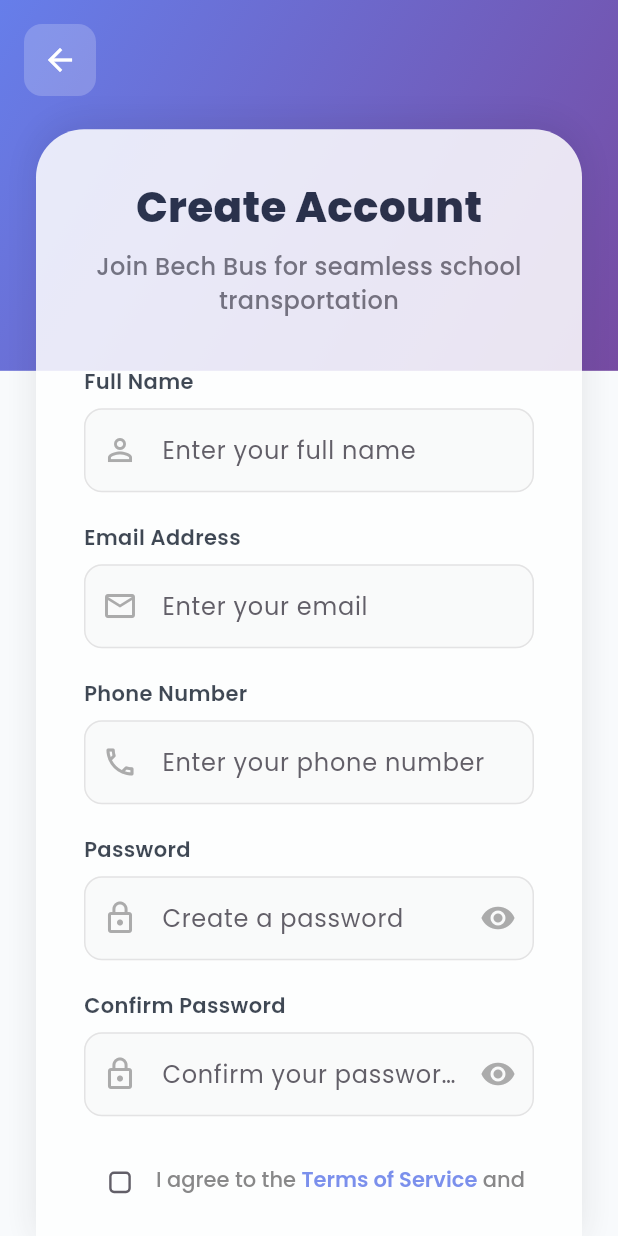
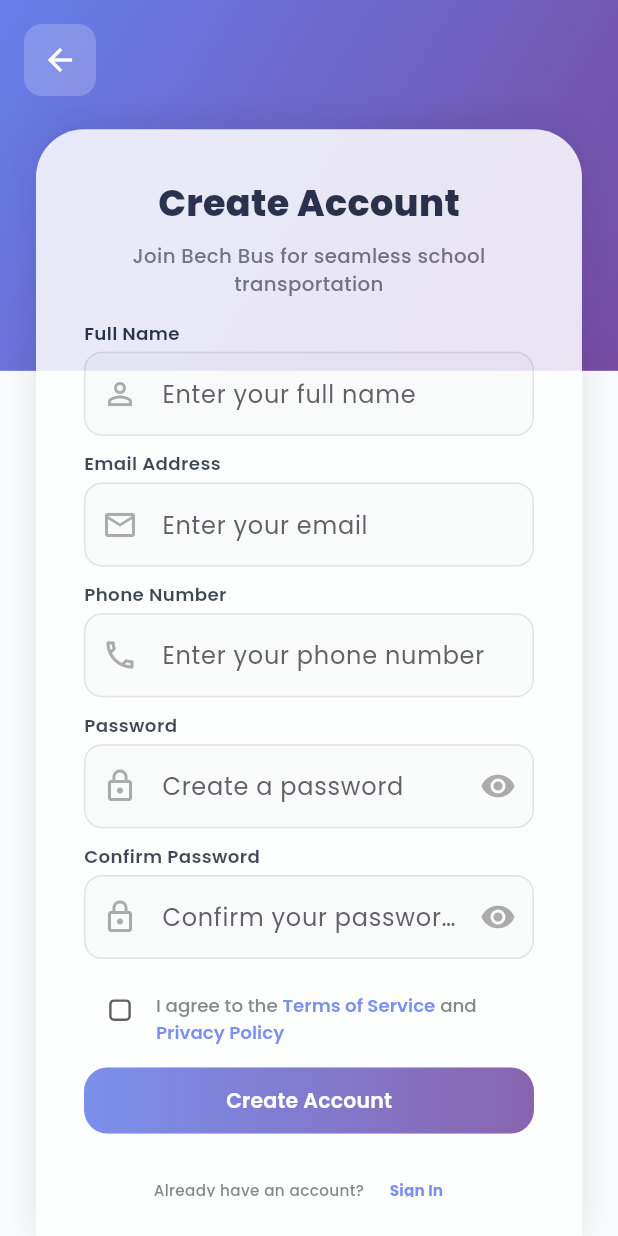
Before and after one commit to EdouardKamole/school_bus_tracking_app, a Flutter app: the screen it shows after launch, after a tap on "Sign Up", on a phone screen of 412 x 824 dp. Run offline on Flutter 3.47's test engine with Material 3 defaults, Android fonts, the phone set to English and light mode, and no system bars; our stand-ins replace cloud_firestore, firebase_auth, firebase_core, firebase_database, flutter_map, flutter_screenutil and 4 more; accounts and stored records are empty.

Commit message:
optimization and improvements made

```diff
--- a/lib/screens/login_screen.dart
+++ b/lib/screens/login_screen.dart
@@ -101,8 +101,8 @@ class _LoginScreenState extends State<LoginScreen>
         Text(
           label,
           style: GoogleFonts.poppins(
-            fontSize: 14.sp,
-            fontWeight: FontWeight.w600,
+            fontSize: 12.sp,
+            fontWeight: FontWeight.w500,
             color: const Color(0xFF1F2937),
           ),
         ),
@@ -186,8 +186,8 @@ class _LoginScreenState extends State<LoginScreen>
             Text(
               label,
               style: GoogleFonts.poppins(
-                fontSize: 14.sp,
-                fontWeight: FontWeight.w600,
+                fontSize: 12.sp,
+                fontWeight: FontWeight.w500,
                 color: Colors.grey[700],
               ),
             ),
@@ -297,12 +297,12 @@ class _LoginScreenState extends State<LoginScreen>
                                   Text(
                                     'Welcome Back!',
                                     style: GoogleFonts.poppins(
-                                      fontSize: 28.sp,
-                                      fontWeight: FontWeight.w800,
+                                      fontSize: 20.sp,
+                                      fontWeight: FontWeight.w600,
                                       color: const Color(0xFF1F2937),
                                     ),
                                   ),
-                                  SizedBox(height: 8.h),
+                                  SizedBox(height: 4.h),
                                   Text(
                                     'Sign in to continue to Bech Bus',
                                     style: GoogleFonts.poppins(
@@ -314,7 +314,7 @@ class _LoginScreenState extends State<LoginScreen>
                                 ],
                               ),
                             ),
-                            SizedBox(height: 24),
+                            SizedBox(height: 30.h),
 
                             // Login form
                             Form(
@@ -366,34 +366,6 @@ class _LoginScreenState extends State<LoginScreen>
                                     mainAxisAlignment:
                                         MainAxisAlignment.spaceBetween,
                                     children: [
-                                      Row(
-                                        children: [
-                                          Transform.scale(
-                                            scale: 0.8,
-                                            child: Checkbox(
-                                              value: _rememberMe,
-                                              onChanged: (value) {
-                                                setState(() {
-                                                  _rememberMe = value!;
-                                                });
-                                              },
-                                              activeColor: Color(0xFF667EEA),
-                                              shape: RoundedRectangleBorder(
-                                                borderRadius:
-                                                    BorderRadius.circular(4),
-                                              ),
-                                            ),
-                                          ),
-                                          Text(
-                                            'Remember me',
-                                            style: TextStyle(
-                                              fontSize: 14,
-                                              color: Colors.grey[600],
-                                              fontWeight: FontWeight.w500,
-                                            ),
-                                          ),
-                                        ],
-                                      ),
                                       TextButton(
                                         onPressed: () {
                                           Navigator.push(
@@ -407,8 +379,8 @@ class _LoginScreenState extends State<LoginScreen>
                                         },
                                         child: Text(
                                           'Forgot Password?',
-                                          style: TextStyle(
-                                            fontSize: 14,
+                                          style: GoogleFonts.poppins(
+                                            fontSize: 12.sp,
                                             color: Color(0xFF667EEA),
                                             fontWeight: FontWeight.w600,
                                           ),
@@ -476,7 +448,7 @@ class _LoginScreenState extends State<LoginScreen>
                                       Text(
                                         "Don't have an account? ",
                                         style: GoogleFonts.poppins(
-                                          fontSize: 14.sp,
+                                          fontSize: 11.sp,
                                         ),
                                       ),
                                       GestureDetector(
@@ -495,7 +467,7 @@ class _LoginScreenState extends State<LoginScreen>
                                           style: GoogleFonts.poppins(
                                             color: const Color(0xFF667EEA),
                                             fontWeight: FontWeight.bold,
-                                            fontSize: 14.sp,
+                                            fontSize: 11.sp,
                                             decoration:
                                                 TextDecoration.underline,
                                           ),
@@ -505,35 +477,35 @@ class _LoginScreenState extends State<LoginScreen>
                                   ),
 
                                   // Or divider
-                                  Row(
-                                    children: [
-                                      Expanded(
-                                        child: Container(
-                                          height: 1,
-                                          color: Colors.grey[300],
-                                        ),
-                                      ),
-                                      Padding(
-                                        padding: EdgeInsets.symmetric(
-                                          horizontal: 16.w,
-                                        ),
-                                        child: Text(
-                                          'Or continue with',
-                                          style: GoogleFonts.poppins(
-                                            fontSize: 14.sp,
-                                            color: Colors.grey[600],
-                                            fontWeight: FontWeight.w500,
-                                          ),
-                                        ),
-                                      ),
-                                      Expanded(
-                                        child: Container(
-                                          height: 1,
-                                          color: Colors.grey[300],
-                                        ),
-                                      ),
-                                    ],
-                                  ),
+                                  // Row(
+                                  //   children: [
+                                  //     Expanded(
+                                  //       child: Container(
+                                  //         height: 1,
+                                  //         color: Colors.grey[300],
+                                  //       ),
+                                  //     ),
+                                  //     Padding(
+                                  //       padding: EdgeInsets.symmetric(
+                                  //         horizontal: 16.w,
+                                  //       ),
+                                  //       child: Text(
+                                  //         'Or continue with',
+                                  //         style: GoogleFonts.poppins(
+                                  //           fontSize: 14.sp,
+                                  //           color: Colors.grey[600],
+                                  //           fontWeight: FontWeight.w500,
+                                  //         ),
+                                  //       ),
+                                  //     ),
+                                  //     Expanded(
+                                  //       child: Container(
+                                  //         height: 1,
+                                  //         color: Colors.grey[300],
+                                  //       ),
+                                  //     ),
+                                  //   ],
+                                  // ),
                                   SizedBox(height: 24.h),
 
                                   // Social login buttons
@@ -564,42 +536,6 @@ class _LoginScreenState extends State<LoginScreen>
                               ),
                             ),
                             SizedBox(height: 24),
-
-                            // Sign up link
-                            Center(
-                              child: Row(
-                                mainAxisAlignment: MainAxisAlignment.center,
-                                children: [
-                                  Text(
-                                    'Don\'t have an account? ',
-                                    style: GoogleFonts.poppins(
-                                      fontSize: 14.sp,
-                                      color: Colors.grey[600],
-                                      fontWeight: FontWeight.w500,
-                                    ),
-                                  ),
-                                  TextButton(
-                                    onPressed: () {
-                                      Navigator.push(
-                                        context,
-                                        MaterialPageRoute(
-                                          builder:
-                                              (context) => RegistrationScreen(),
-                                        ),
-                                      );
-                                    },
-                                    child: Text(
-                                      'Sign Up',
-                                      style: GoogleFonts.poppins(
-                                        fontSize: 14.sp,
-                                        color: Color(0xFF667EEA),
-                                        fontWeight: FontWeight.w700,
-                                      ),
-                                    ),
-                                  ),
-                                ],
-                              ),
-                            ),
                           ],
                         ),
                       ),
--- a/lib/screens/registration_screen.dart
+++ b/lib/screens/registration_screen.dart
@@ -1,5 +1,6 @@
 import 'package:flutter/material.dart';
 import 'package:google_fonts/google_fonts.dart';
+import 'package:flutter_screenutil/flutter_screenutil.dart';
 import 'package:firebase_auth/firebase_auth.dart';
 import 'package:cloud_firestore/cloud_firestore.dart';
 
@@ -61,7 +62,10 @@ class _RegistrationScreenState extends State<RegistrationScreen>
       if (!_acceptTerms) {
         ScaffoldMessenger.of(context).showSnackBar(
           SnackBar(
-            content: Text('Please accept the terms and conditions'),
+            content: Text(
+              'Please accept the terms and conditions',
+              style: GoogleFonts.poppins(color: Colors.white),
+            ),
             backgroundColor: Colors.red,
           ),
         );
@@ -72,12 +76,16 @@ class _RegistrationScreenState extends State<RegistrationScreen>
         _isLoading = true;
       });
       try {
-        UserCredential userCredential = await FirebaseAuth.instance.createUserWithEmailAndPassword(
+        UserCredential userCredential = await FirebaseAuth.instance
+            .createUserWithEmailAndPassword(
               email: _emailController.text.trim(),
               password: _passwordController.text.trim(),
             );
         // Save user details to Firestore
-        await FirebaseFirestore.instance.collection('users').doc(userCredential.user!.uid).set({
+        await FirebaseFirestore.instance
+            .collection('users')
+            .doc(userCredential.user!.uid)
+            .set({
               'fullName': _fullNameController.text.trim(),
               'email': _emailController.text.trim(),
               'phone': _phoneController.text.trim(),
@@ -121,12 +129,12 @@ class _RegistrationScreenState extends State<RegistrationScreen>
         Text(
           label,
           style: GoogleFonts.poppins(
-            fontSize: 14,
+            fontSize: 12.sp,
             fontWeight: FontWeight.w600,
             color: Color(0xFF1F2937),
           ),
         ),
-        SizedBox(height: 8),
+        SizedBox(height: 4.h),
         TextFormField(
           controller: controller,
           keyboardType: keyboardType,
@@ -268,7 +276,7 @@ class _RegistrationScreenState extends State<RegistrationScreen>
                                     Text(
                                       'Create Account',
                                       style: GoogleFonts.poppins(
-                                        fontSize: 28,
+                                        fontSize: 24.sp,
                                         fontWeight: FontWeight.w800,
                                         color: Color(0xFF1F2937),
                                       ),
@@ -277,7 +285,7 @@ class _RegistrationScreenState extends State<RegistrationScreen>
                                     Text(
                                       'Join Bech Bus for seamless school transportation',
                                       style: GoogleFonts.poppins(
-                                        fontSize: 16,
+                                        fontSize: 13.sp,
                                         color: Colors.grey[600],
                                         fontWeight: FontWeight.w500,
                                       ),
@@ -286,7 +294,7 @@ class _RegistrationScreenState extends State<RegistrationScreen>
                                   ],
                                 ),
                               ),
-                              SizedBox(height: 32),
+                              SizedBox(height: 14.h),
                               // Registration form
                               Expanded(
                                 child: Form(
@@ -308,7 +316,7 @@ class _RegistrationScreenState extends State<RegistrationScreen>
                                             return null;
                                           },
                                         ),
-                                        SizedBox(height: 20),
+                                        SizedBox(height: 10.h),
                                         // Email field
                                         _buildTextField(
                                           controller: _emailController,
@@ -330,7 +338,7 @@ class _RegistrationScreenState extends State<RegistrationScreen>
                                             return null;
                                           },
                                         ),
-                                        SizedBox(height: 20),
+                                        SizedBox(height: 10.h),
                                         // Phone field
                                         _buildTextField(
                                           controller: _phoneController,
@@ -346,7 +354,7 @@ class _RegistrationScreenState extends State<RegistrationScreen>
                                             return null;
                                           },
                                         ),
-                                        SizedBox(height: 20),
+                                        SizedBox(height: 10.h),
                                         // Password field
                                         _buildTextField(
                                           controller: _passwordController,
@@ -366,7 +374,7 @@ class _RegistrationScreenState extends State<RegistrationScreen>
                                             return null;
                                           },
                                         ),
-                                        SizedBox(height: 20),
+                                        SizedBox(height: 10.h),
                                         // Confirm Password field
                                         _buildTextField(
                                           controller:
@@ -388,7 +396,7 @@ class _RegistrationScreenState extends State<RegistrationScreen>
                                             return null;
                                           },
                                         ),
-                                        SizedBox(height: 20),
+                                        SizedBox(height: 10.h),
                                         // Terms and conditions
                                         Row(
                                           crossAxisAlignment:
@@ -418,7 +426,7 @@ class _RegistrationScreenState extends State<RegistrationScreen>
                                                 child: RichText(
                                                   text: TextSpan(
                                                     style: GoogleFonts.poppins(
-                                                      fontSize: 14,
+                                                      fontSize: 12.sp,
                                                       color: Colors.grey[600],
                                                       fontWeight:
                                                           FontWeight.w500,
@@ -430,23 +438,27 @@ class _RegistrationScreenState extends State<RegistrationScreen>
                                                       TextSpan(
                                                         text:
                                                             'Terms of Service',
-                                                        style: GoogleFonts.poppins(
+                                                        style:
+                                                            GoogleFonts.poppins(
                                                               color: Color(
                                                                 0xFF667EEA,
                                                               ),
                                                               fontWeight:
-                                                              FontWeight.w600,
+                                                                  FontWeight
+                                                                      .w600,
                                                             ),
                                                       ),
                                                       TextSpan(text: ' and '),
                                                       TextSpan(
                                                         text: 'Privacy Policy',
-                                                        style: GoogleFonts.poppins(
+                                                        style:
+                                                            GoogleFonts.poppins(
                                                               color: Color(
                                                                 0xFF667EEA,
                                                               ),
                                                               fontWeight:
-                                                              FontWeight.w600,
+                                                                  FontWeight
+                                                                      .w600,
                                                             ),
                                                       ),
                                                     ],
@@ -456,11 +468,10 @@ class _RegistrationScreenState extends State<RegistrationScreen>
                                             ),
                                           ],
                                         ),
-                                        SizedBox(height: 32),
+                                        SizedBox(height: 12.h),
                                         // Sign up button
                                         SizedBox(
                                           width: double.infinity,
-                                          height: 56,
                                           child: ElevatedButton(
                                             onPressed:
                                                 _isLoading
@@ -469,8 +480,9 @@ class _RegistrationScreenState extends State<RegistrationScreen>
                                             style: ElevatedButton.styleFrom(
                                               backgroundColor:
                                                   Colors.transparent,
-                                              foregroundColor: Colors.white,
+                                              shadowColor: Colors.transparent,
                                               elevation: 0,
+                                              padding: EdgeInsets.zero,
                                               shape: RoundedRectangleBorder(
                                                 borderRadius:
                                                     BorderRadius.circular(16),
@@ -488,7 +500,11 @@ class _RegistrationScreenState extends State<RegistrationScreen>
                                                     BorderRadius.circular(16),
                                               ),
                                               child: Container(
+                                                width: double.infinity,
                                                 alignment: Alignment.center,
+                                                padding: EdgeInsets.symmetric(
+                                                  vertical: 12.h,
+                                                ),
                                                 child:
                                                     _isLoading
                                                         ? CircularProgressIndicator(
@@ -497,17 +513,23 @@ class _RegistrationScreenState extends State<RegistrationScreen>
                                                         )
                                                         : Text(
                                                           'Create Account',
-                                                          style: GoogleFonts.poppins(
-                                                            fontSize: 16,
+                                                          style:
+                                                              GoogleFonts.poppins(
+                                                                fontSize:
+                                                                    13.5.sp,
                                                                 fontWeight:
-                                                                FontWeight.w600,
+                                                                    FontWeight
+                                                                        .w600,
+                                                                color:
+                                                                    Colors
+                                                                        .white,
                                                               ),
                                                         ),
                                               ),
                                             ),
                                           ),
                                         ),
-                                        SizedBox(height: 24),
+                                        SizedBox(height: 12.h),
                                         // Sign in link
                                         Center(
                                           child: Row(
@@ -517,7 +539,7 @@ class _RegistrationScreenState extends State<RegistrationScreen>
                                               Text(
                                                 'Already have an account? ',
                                                 style: GoogleFonts.poppins(
-                                                  fontSize: 14,
+                                                  fontSize: 10.sp,
                                                   color: Colors.grey[600],
                                                   fontWeight: FontWeight.w500,
                                                 ),
@@ -528,8 +550,8 @@ class _RegistrationScreenState extends State<RegistrationScreen>
                                                 },
                                                 child: Text(
                                                   'Sign In',
-                                                  style: GoogleFonts.poppins(
-                                                    fontSize: 14,
+                                                  style: TextStyle(
+                                                    fontSize: 10.sp,
                                                     color: Color(0xFF667EEA),
                                                     fontWeight: FontWeight.w700,
                                                   ),
```
Lines whose indentation alone changed are shown as unchanged.
